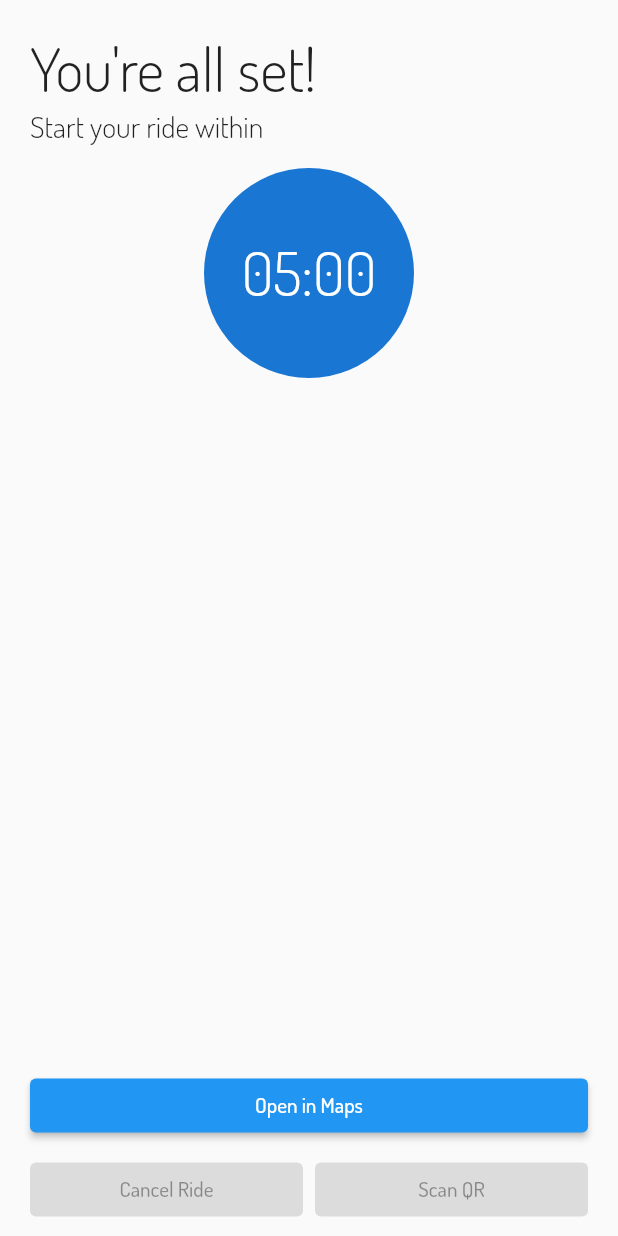
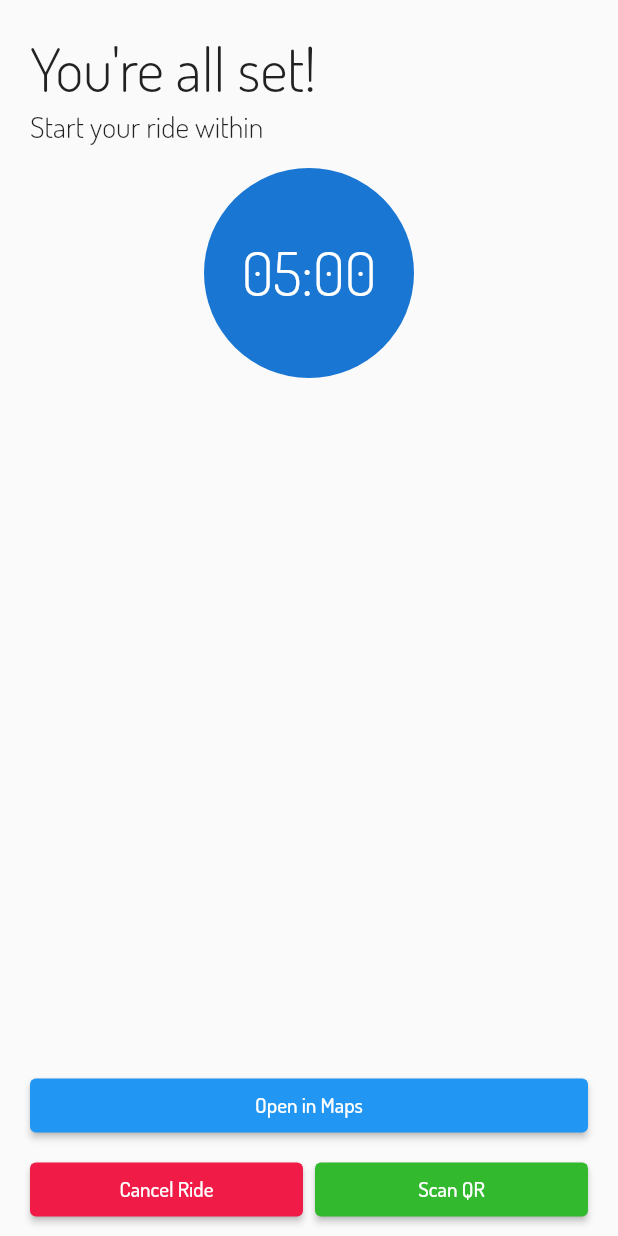
Before and after one commit to pattarai/miles-flutter, a Flutter app: the StartRide screen opened directly, on a phone screen of 412 x 824 dp. Run offline on Flutter 3.47's test engine with Material 2 defaults, Android fonts, the phone set to English and light mode, and no system bars; drawn by our look-alikes of flutter_countdown_timer; our stand-ins replace cached_network_image, shared_preferences, shimmer; missing offline and left inert: latlng, map; accounts and stored records are empty.

Commit message:
Color buttons

```diff
--- a/lib/screens/home/fragments/ride/startRide.dart
+++ b/lib/screens/home/fragments/ride/startRide.dart
@@ -175,17 +175,35 @@ class StartRideState extends State<StartRide> {
                                   style: buttonStyle,
                                 )),
                             Padding(
-                              padding: const EdgeInsets.only(top:8.0),
+                              padding: const EdgeInsets.only(top: 8.0),
                               child: Row(
-                                mainAxisAlignment: MainAxisAlignment.spaceBetween,
+                                mainAxisAlignment:
+                                    MainAxisAlignment.spaceBetween,
                                 children: [
                                   Expanded(
                                     child: ElevatedButton(
-
-                                        onPressed: null, child: Text("Cancel Ride", style: buttonStyle,)),
+                                        onPressed: cancelRide,
+                                        style: ElevatedButton.styleFrom(
+                                          primary: Color(0xffF01B46),
+                                          // background
+                                          onPrimary: Colors.white, // foreground
+                                        ),
+                                        child: Text(
+                                          "Cancel Ride",
+                                          style: buttonStyle,
+                                        )),
                                   ),
-                                      Padding(padding: EdgeInsets.only(right: 8)),
-                                      Expanded(child: ElevatedButton(onPressed: null, child: Text("Scan QR", style: buttonStyle,))),
+                                  Padding(padding: EdgeInsets.only(right: 8)),
+                                  Expanded(
+                                      child: ElevatedButton(
+                                          style: ElevatedButton.styleFrom(
+                                              primary: Color(0xff32B92D),
+                                              onPrimary: Colors.white),
+                                          onPressed: scanQR,
+                                          child: Text(
+                                            "Scan QR",
+                                            style: buttonStyle,
+                                          ))),
                                 ],
                               ),
                             ),
@@ -199,6 +217,10 @@ class StartRideState extends State<StartRide> {
         });
   }
 
+  cancelRide() {}
+
+  scanQR() {}
+
   void showSnackBar(String desc) {
     ScaffoldMessenger.of(context).showSnackBar(SnackBar(
         content: Row(
```
